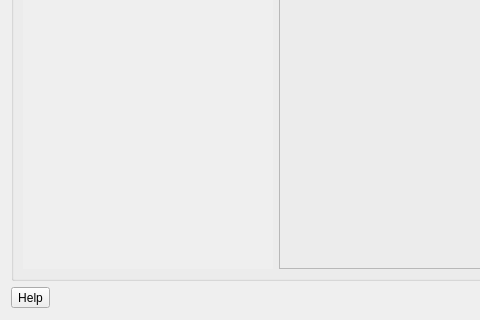
The window that uis/RootParallelGui/RootParallelGuiConfig.ui (omazapa/RootParallelGui) describes before a commit, drawn with Qt 5; both pictures show x 0 to 480 and y 138 to 458 of the 588 by 458 pixel window.
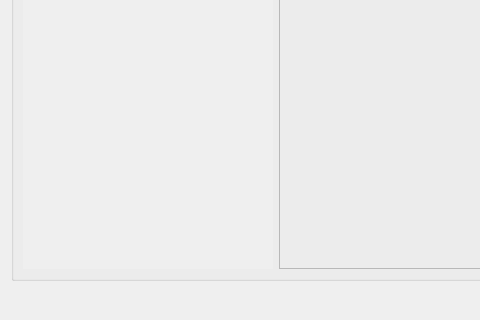
The same window after the commit. Icons and pictures are not drawn.

Commit message: some changes in Config Dialogs, added support for Enviroment variables and values, add new tab in MpiLauncher to load machine files or to specify nodes in manual mode, but is not implemented yet

What changed in the file:
```diff
--- a/uis/RootParallelGui/RootParallelGuiConfig.ui
+++ b/uis/RootParallelGui/RootParallelGuiConfig.ui
@@ -115,13 +115,6 @@
      </layout>
     </widget>
    </item>
-   <item row="1" column="0">
-    <widget class="QToolButton" name="toolButton">
-     <property name="text">
-      <string>Help</string>
-     </property>
-    </widget>
-   </item>
    <item row="1" column="1" colspan="2">
     <spacer name="horizontalSpacer">
      <property name="orientation">
```
The commit also changes 14 other files.
